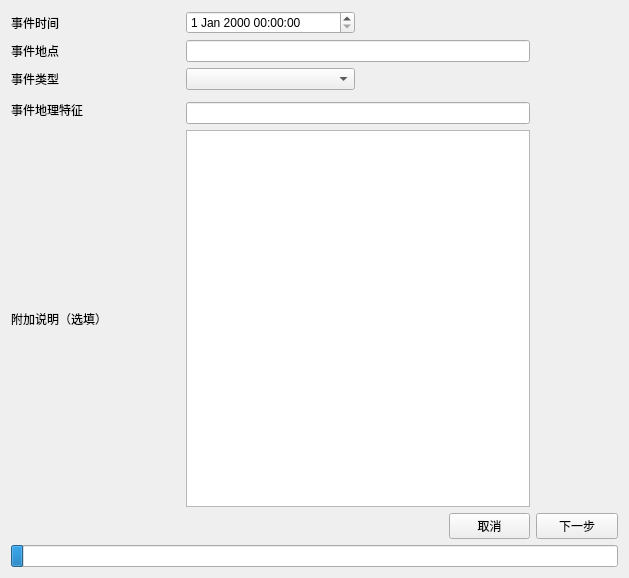
First picture: the form in basicinfo.ui, repository chapman2016/rfix_529, before the edit.
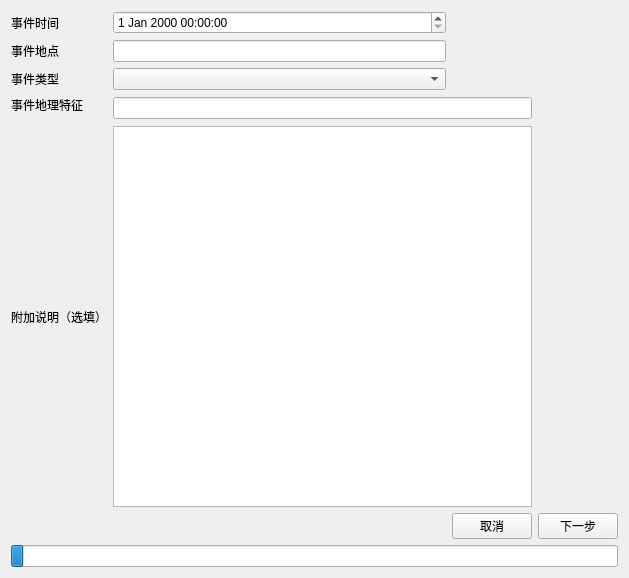
Second picture: the form after the edit.

Patch:
```diff
--- a/basicinfo.ui
+++ b/basicinfo.ui
@@ -20,35 +20,6 @@
    <string>事件基本信息录入</string>
   </property>
   <layout class="QGridLayout" name="gridLayout">
-   <item row="6" column="5">
-    <widget class="QPushButton" name="pb_cancel">
-     <property name="maximumSize">
-      <size>
-       <width>16777215</width>
-       <height>46</height>
-      </size>
-     </property>
-     <property name="text">
-      <string>取消</string>
-     </property>
-    </widget>
-   </item>
-   <item row="5" column="2" colspan="4">
-    <widget class="QTextEdit" name="textEdit"/>
-   </item>
-   <item row="4" column="2" colspan="4">
-    <widget class="QLineEdit" name="le_geos"/>
-   </item>
-   <item row="1" column="2" colspan="4">
-    <widget class="QLineEdit" name="le_place"/>
-   </item>
-   <item row="5" column="0" colspan="2">
-    <widget class="QLabel" name="label_5">
-     <property name="text">
-      <string>附加说明（选填）</string>
-     </property>
-    </widget>
-   </item>
    <item row="0" column="0">
     <widget class="QLabel" name="label">
      <property name="text">
@@ -56,9 +27,19 @@
      </property>
     </widget>
    </item>
-   <item row="0" column="2" colspan="2">
+   <item row="0" column="1">
     <widget class="QDateTimeEdit" name="dte_time"/>
    </item>
+   <item row="1" column="0">
+    <widget class="QLabel" name="label_2">
+     <property name="text">
+      <string>事件地点</string>
+     </property>
+    </widget>
+   </item>
+   <item row="1" column="1">
+    <widget class="QLineEdit" name="le_place"/>
+   </item>
    <item row="2" column="0">
     <widget class="QLabel" name="label_3">
      <property name="text">
@@ -66,24 +47,33 @@
      </property>
     </widget>
    </item>
-   <item row="3" column="0" rowspan="2" colspan="3">
+   <item row="2" column="1">
+    <widget class="QComboBox" name="cb_type"/>
+   </item>
+   <item row="3" column="0">
     <widget class="QLabel" name="label_4">
      <property name="text">
       <string>事件地理特征</string>
      </property>
     </widget>
    </item>
-   <item row="2" column="2" colspan="2">
-    <widget class="QComboBox" name="cb_type"/>
+   <item row="3" column="1" rowspan="2" colspan="2">
+    <widget class="QLineEdit" name="le_geos"/>
    </item>
-   <item row="1" column="0">
-    <widget class="QLabel" name="label_2">
+   <item row="6" column="2">
+    <widget class="QPushButton" name="pb_cancel">
+     <property name="maximumSize">
+      <size>
+       <width>16777215</width>
+       <height>46</height>
+      </size>
+     </property>
      <property name="text">
-      <string>事件地点</string>
+      <string>取消</string>
      </property>
     </widget>
    </item>
-   <item row="6" column="6">
+   <item row="6" column="3">
     <widget class="QPushButton" name="pb_next">
      <property name="maximumSize">
       <size>
@@ -96,7 +86,10 @@
      </property>
     </widget>
    </item>
-   <item row="7" column="0" colspan="7">
+   <item row="5" column="1" colspan="2">
+    <widget class="QTextEdit" name="textEdit"/>
+   </item>
+   <item row="7" column="0" colspan="4">
     <widget class="QProgressBar" name="progressBar">
      <property name="value">
       <number>2</number>
@@ -112,6 +105,13 @@
      </property>
     </widget>
    </item>
+   <item row="5" column="0">
+    <widget class="QLabel" name="label_5">
+     <property name="text">
+      <string>附加说明（选填）</string>
+     </property>
+    </widget>
+   </item>
   </layout>
  </widget>
  <resources/>
```
